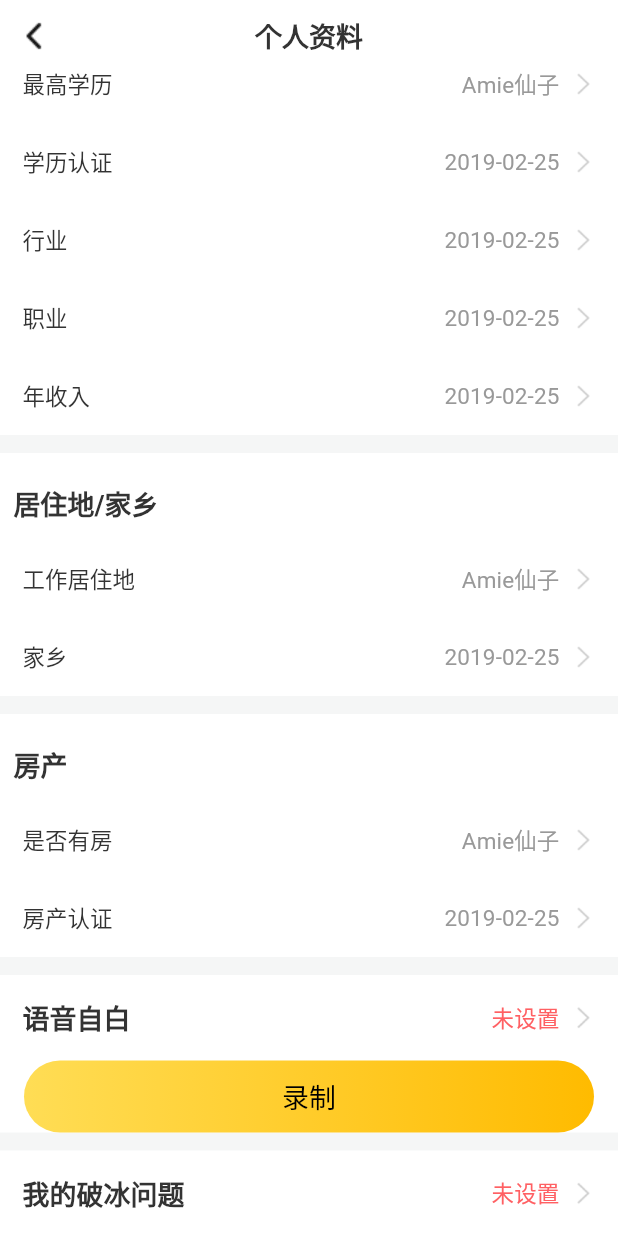
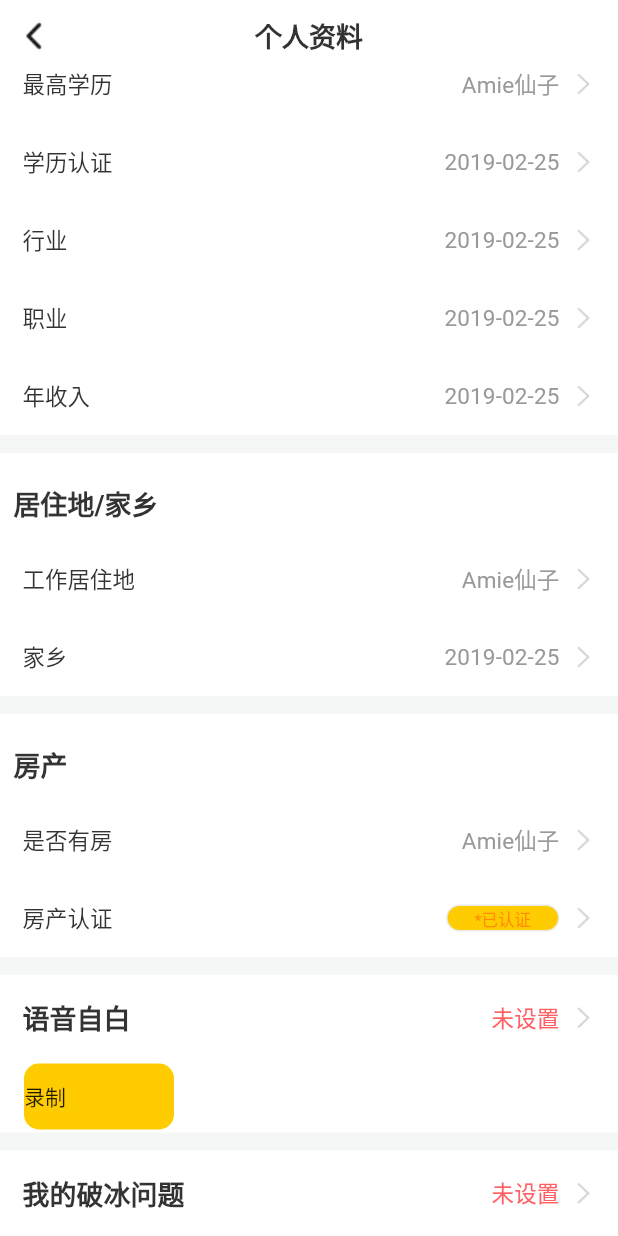
Before and after one commit to ada1988/flutter_study, a Flutter app: the MineInfoEditPage screen opened by its route, scrolled down 470 dp, on a phone screen of 412 x 824 dp. Run offline on Flutter 3.47's test engine with Material 2 defaults, Android fonts, the phone set to English and light mode, and no system bars; drawn by our look-alikes of oktoast; our stand-ins replace cached_network_image, dio, fluro, flutter_slidable, flutter_swiper, keyboard_actions and 3 more; missing offline and left inert: barcode_scan, common_utils, flustars, flutter_picker; statements that could not run were skipped.

Commit message:
绘制页面

```diff
--- a/reyuan_version/lib/business/mine/mine_routers.dart
+++ b/reyuan_version/lib/business/mine/mine_routers.dart
@@ -1,4 +1,5 @@
 import 'package:fluro/fluro.dart';
+import 'package:reyuan_version/business/mine/pages/edit_ice_breaking_page.dart';
 import 'package:reyuan_version/business/mine/pages/mine_auth_page.dart';
 import 'package:reyuan_version/business/mine/pages/mine_info_edit.dart';
 import 'package:reyuan_version/business/mine/pages/mine_page.dart';
@@ -14,6 +15,7 @@ class MineRouter implements IRouterProvider{
   static String mineRealAuthPage = '/mine/auth/real';
   static String mineRealAuthPhonePage = '/mine/auth/real/phone';
   static String mineInfoEditPage = '/mine/info/edit';
+  static String editIceBreakingPage = '/mine/info/edit/icebreaking';
   @override
   void initRouter(Router router) {
     router.define(minePage, handler: Handler(handlerFunc: (_, params) => MinePage()));
@@ -22,7 +24,7 @@ class MineRouter implements IRouterProvider{
     router.define(mineRealAuthPage, handler: Handler(handlerFunc: (_, params) => MineRealAuthPage()));
     router.define(mineRealAuthPhonePage, handler: Handler(handlerFunc: (_, params) => MineRealAuthPhonePage()));
     router.define(mineInfoEditPage, handler: Handler(handlerFunc: (_, params) => MineInfoEditPage()));
-
+    router.define(editIceBreakingPage, handler: Handler(handlerFunc: (_, params) => EditIceBreakingPage()));
   }
 
 }
--- a/reyuan_version/lib/business/mine/pages/mine_info_edit.dart
+++ b/reyuan_version/lib/business/mine/pages/mine_info_edit.dart
@@ -1,4 +1,5 @@
 import 'package:flutter/material.dart';
+import 'package:reyuan_version/business/mine/pages/edit_ice_breaking_page.dart';
 import 'package:reyuan_version/widgets/app_bar.dart';
 import 'package:reyuan_version/widgets/my_button.dart';
 import 'package:reyuan_version/widgets/my_scroll_view.dart';
@@ -13,14 +14,14 @@ class MineInfoEditPage extends StatefulWidget {
 }
 
 class _MineInfoEditPageState extends State<MineInfoEditPage> {
-
   String _userName = 'Amie仙子';
   String _birthday = '2019-02-25';
   @override
   Widget build(BuildContext context) {
     return Scaffold(
-      backgroundColor:Color(0xffF5F6F6),
-        appBar: MyAppBar(centerTitle: "个人资料",backImg:"assets/images/mine/back_black.png"),
+        backgroundColor: Color(0xffF5F6F6),
+        appBar: MyAppBar(
+            centerTitle: "个人资料", backImg: "assets/images/mine/back_black.png"),
         body: MyScrollView(
             key: const Key('mine_real_auth_page'),
             padding: const EdgeInsets.symmetric(horizontal: 0.0),
@@ -30,27 +31,74 @@ class _MineInfoEditPageState extends State<MineInfoEditPage> {
               _buildHome(),
               _buildHorse(),
               _buildSelfInfo(),
-                _buildIceBreaking()
-            ]
+              _buildIceBreaking(),
+              _buildDoForYou(),
+              _buildLatelyDoing(),
+              _buildFutureDoing(),
+              _buildAboutMineThings()
+            ]));
+  }
+
+  /**
+   * 关于我的事
+   */
+  Widget _buildAboutMineThings() {
+    return Container(
+        alignment: Alignment.center,
+        margin: EdgeInsets.only(top: 12),
+        width: MediaQuery.of(context).size.width,
+        color: Colors.white,
+        child: Column(children: <Widget>[
+          Container(
+            margin: EdgeInsets.only(top: 15, bottom: 40),
+            //设置 child 居中
+            alignment: Alignment.center,
+            height: 32,
+            width: 126,
+            //边框设置
+            decoration: new BoxDecoration(
+              //背景
+              //rcolor: Colors.grey,
+              //设置四周圆角 角度 这里的角度应该为 父Container height 的一半
+              borderRadius: BorderRadius.all(Radius.circular(25.0)),
+              //设置四周边框
+              border: new Border.all(width: 1, color: Color(0xffEAEAEA)),
+            ),
+            child: Row(
+              children: <Widget>[
+                Container(
+                  padding: EdgeInsets.only(left: 15),
+                  child: Text(
+                    '+',
+                    style: TextStyle(fontSize: 25.0, color: Color(0xff999999)),
+                  ),
+                ),
+                Text(
+                  ' 关于我的事',
+                  style: TextStyle(fontSize: 14.0, color: Color(0xff999999)),
                 )
-    );
+              ],
+            ),
+          ),
+        ]));
   }
+
   /**
-   * 破冰问题
+   * 我最近在忙的事儿...
    */
-  Widget _buildIceBreaking(){
-    return  Container(
+  Widget _buildFutureDoing() {
+    return Container(
         alignment: Alignment.bottomLeft,
         margin: EdgeInsets.only(top: 12),
         width: MediaQuery.of(context).size.width,
         color: Colors.white,
-                child: Column(
-                  children: <Widget>[
-
+        child: Column(children: <Widget>[
           ClickItem(
             decoration: BoxDecoration(),
-                        titleWidget: Text("我的破冰问题",style: TextStyle(fontSize: 18,fontWeight: FontWeight.bold),),
-                        contentWidget: Text("未设置",textAlign:TextAlign.right,style: Theme.of(context).textTheme.subtitle.copyWith(fontSize: Dimens.font_sp15,color: Color(0xffFF6063))),
+            titleWidget: Text(
+              "如果可以，未来我想…",
+              style: TextStyle(fontSize: 18, fontWeight: FontWeight.bold),
+            ),
             onTap: () {
               AppNavigator.pushResult(
                   context,
@@ -65,26 +113,32 @@ class _MineInfoEditPageState extends State<MineInfoEditPage> {
               });
             },
           ),
-                    ]
-                )
-                );
+          Container(
+              margin: EdgeInsets.only(left: 15),
+              child: Align(
+                alignment: Alignment.centerLeft,
+                child: Text("请输入您的心声",
+                    style: TextStyle(fontSize: 15, color: Color(0xff999999))),
+              ))
+        ]));
   }
+
   /**
-   * 语音自白
+   * 我最近在忙的事儿...
    */
-  Widget _buildSelfInfo(){
-    return  Container(
+  Widget _buildLatelyDoing() {
+    return Container(
         alignment: Alignment.bottomLeft,
         margin: EdgeInsets.only(top: 12),
         width: MediaQuery.of(context).size.width,
         color: Colors.white,
-                child: Column(
-                  children: <Widget>[
-
+        child: Column(children: <Widget>[
           ClickItem(
             decoration: BoxDecoration(),
-                        titleWidget: Text("语音自白",style: TextStyle(fontSize: 18,fontWeight: FontWeight.bold),),
-                        contentWidget: Text("未设置",textAlign:TextAlign.right,style: Theme.of(context).textTheme.subtitle.copyWith(fontSize: Dimens.font_sp15,color: Color(0xffFF6063))),
+            titleWidget: Text(
+              "我最近在忙的事儿...",
+              style: TextStyle(fontSize: 18, fontWeight: FontWeight.bold),
+            ),
             onTap: () {
               AppNavigator.pushResult(
                   context,
@@ -99,33 +153,182 @@ class _MineInfoEditPageState extends State<MineInfoEditPage> {
               });
             },
           ),
-                      MyButton(onPressed: ()=>{},text: "录制",)
-                    ]
-                )
-                );
+          Container(
+              margin: EdgeInsets.only(left: 15),
+              child: Align(
+                alignment: Alignment.centerLeft,
+                child: Text("复工了，准备上班！",
+                    style: TextStyle(fontSize: 15, color: Color(0xff999999))),
+              ))
+        ]));
   }
+
   /**
-   * 房产
+   * 我愿意为你
    */
-  Widget _buildHorse(){
-    return  Container(
+  Widget _buildDoForYou() {
+    return Container(
         alignment: Alignment.bottomLeft,
         margin: EdgeInsets.only(top: 12),
         width: MediaQuery.of(context).size.width,
         color: Colors.white,
-                child: Column(
-                  children: <Widget>[
+        child: Column(children: <Widget>[
+          ClickItem(
+            decoration: BoxDecoration(),
+            titleWidget: Text(
+              "我愿意为你",
+              style: TextStyle(fontSize: 18, fontWeight: FontWeight.bold),
+            ),
+            onTap: () {
+              AppNavigator.pushResult(
+                  context,
+                  InputTextPage(
+                    title: '昵称',
+                    hintText: '请录入您的昵称',
+                    content: _userName,
+                  ), (result) {
+                setState(() {
+                  _userName = result.toString();
+                });
+              });
+            },
+          ),
+          Container(
+              margin: EdgeInsets.only(left: 15),
+              child: Align(
+                alignment: Alignment.centerLeft,
+                child: Text("愿我度过半生，仍然宁静无忧～，开朗、阳光...",
+                    style: TextStyle(fontSize: 15, color: Color(0xff999999))),
+              ))
+        ]));
+  }
+
+  /**
+   * 破冰问题
+   */
+  Widget _buildIceBreaking() {
+    return Container(
+        alignment: Alignment.bottomLeft,
+        margin: EdgeInsets.only(top: 12),
+        width: MediaQuery.of(context).size.width,
+        color: Colors.white,
+        child: Column(children: <Widget>[
+          ClickItem(
+            decoration: BoxDecoration(),
+            titleWidget: Text(
+              "我的破冰问题",
+              style: TextStyle(fontSize: 18, fontWeight: FontWeight.bold),
+            ),
+            contentWidget: Text("未设置",
+                textAlign: TextAlign.right,
+                style: Theme.of(context).textTheme.subtitle.copyWith(
+                    fontSize: Dimens.font_sp15, color: Color(0xffFF6063))),
+            onTap: () {
+              AppNavigator.pushResult(
+                  context,
+                  EditIceBreakingPage(), (result) {
+                setState(() {
+                  _userName = result.toString();
+                });
+              });
+            },
+          ),
+          Container(
+              margin: EdgeInsets.only(left: 15),
+              child: Align(
+                alignment: Alignment.centerLeft,
+                child: Text("请设置您的破冰问题",
+                    style: TextStyle(fontSize: 15, color: Color(0xff999999))),
+              ))
+        ]));
+  }
+
+  /**
+   * 语音自白
+   */
+  Widget _buildSelfInfo() {
+    return Container(
+        alignment: Alignment.bottomLeft,
+        margin: EdgeInsets.only(top: 12),
+        width: MediaQuery.of(context).size.width,
+        color: Colors.white,
+        child: Column(children: <Widget>[
+          ClickItem(
+            decoration: BoxDecoration(),
+            titleWidget: Text(
+              "语音自白",
+              style: TextStyle(fontSize: 18, fontWeight: FontWeight.bold),
+            ),
+            contentWidget: Text("未设置",
+                textAlign: TextAlign.right,
+                style: Theme.of(context).textTheme.subtitle.copyWith(
+                    fontSize: Dimens.font_sp15, color: Color(0xffFF6063))),
+            onTap: () {
+              AppNavigator.pushResult(
+                  context,
+                  InputTextPage(
+                    title: '昵称',
+                    hintText: '请录入您的昵称',
+                    content: _userName,
+                  ), (result) {
+                setState(() {
+                  _userName = result.toString();
+                });
+              });
+            },
+          ),
+          Align(
+            alignment: Alignment.centerLeft,
+            child: FlatButton(
+              onPressed: () => {},
+              textColor: Colors.black87,
+              disabledTextColor: Colours.dark_text_disabled,
+              child: Container(
+                height: 44,
+                decoration: BoxDecoration(
+                    color: Color(0xffFFCC02),
+                    borderRadius: BorderRadius.circular(10)),
+                width: 100,
+                alignment: Alignment.centerLeft,
+                child: Row(
+                  children: <Widget>[Text("录制")],
+                ),
+              ),
+            ),
+          )
+        ]));
+  }
+
+  /**
+   * 房产
+   */
+  Widget _buildHorse() {
+    return Container(
+        alignment: Alignment.bottomLeft,
+        margin: EdgeInsets.only(top: 12),
+        width: MediaQuery.of(context).size.width,
+        color: Colors.white,
+        child: Column(children: <Widget>[
           Container(
             color: Colors.white,
             margin: EdgeInsets.only(top: 10),
             alignment: Alignment.centerLeft,
             height: 48,
-                          child: Text("  房产",style: TextStyle(fontSize: 18,fontWeight: FontWeight.bold),),),
+            child: Text(
+              "  房产",
+              style: TextStyle(fontSize: 18, fontWeight: FontWeight.bold),
+            ),
+          ),
           //Gaps.vGap16,
           ClickItem(
             decoration: BoxDecoration(),
             title: '是否有房',
-                        contentWidget: Text(_userName,textAlign:TextAlign.right,style: Theme.of(context).textTheme.subtitle.copyWith(fontSize: Dimens.font_sp15)),
+            contentWidget: Text(_userName,
+                textAlign: TextAlign.right,
+                style: Theme.of(context)
+                    .textTheme
+                    .subtitle
+                    .copyWith(fontSize: Dimens.font_sp15)),
             onTap: () {
               AppNavigator.pushResult(
                   context,
@@ -143,7 +346,26 @@ class _MineInfoEditPageState extends State<MineInfoEditPage> {
           ClickItem(
             decoration: BoxDecoration(),
             title: '房产认证',
-                        contentWidget: Text(_birthday,textAlign:TextAlign.right,style: Theme.of(context).textTheme.subtitle.copyWith(fontSize: Dimens.font_sp15)),
+            contentWidget: Container(
+                //设置 child 居中
+                alignment: Alignment.center,
+                margin: EdgeInsets.only(left: 150),
+                height: 18,
+                //color: Color(0xffFFCC02),
+                width: 60,
+                //边框设置
+                decoration: new BoxDecoration(
+                  //背景
+                  color: Color(0xffFFCC02),
+                  //设置四周圆角 角度 这里的角度应该为 父Container height 的一半
+                  borderRadius: BorderRadius.all(Radius.circular(25.0)),
+                  //设置四周边框
+                  border: new Border.all(width: 1, color: Color(0xffEAEAEA)),
+                ),
+                child: Text(
+                  "*已认证",
+                  style: TextStyle(fontSize: 11, color: Color(0xffFF8C00)),
+                )),
             onTap: () {
               AppNavigator.pushResult(
                   context,
@@ -158,32 +380,39 @@ class _MineInfoEditPageState extends State<MineInfoEditPage> {
               });
             },
           ),
-                    ]
-                )
-                );
+        ]));
   }
+
   /**
    * 居住地/家乡
    */
-  Widget _buildHome(){
-    return  Container(
+  Widget _buildHome() {
+    return Container(
         alignment: Alignment.bottomLeft,
         margin: EdgeInsets.only(top: 12),
         width: MediaQuery.of(context).size.width,
         color: Colors.white,
-                child: Column(
-                  children: <Widget>[
+        child: Column(children: <Widget>[
           Container(
             color: Colors.white,
             margin: EdgeInsets.only(top: 10),
             alignment: Alignment.centerLeft,
             height: 48,
-                          child: Text("  居住地/家乡",style: TextStyle(fontSize: 18,fontWeight: FontWeight.bold),),),
+            child: Text(
+              "  居住地/家乡",
+              style: TextStyle(fontSize: 18, fontWeight: FontWeight.bold),
+            ),
+          ),
           //Gaps.vGap16,
           ClickItem(
             decoration: BoxDecoration(),
             title: '工作居住地',
-                        contentWidget: Text(_userName,textAlign:TextAlign.right,style: Theme.of(context).textTheme.subtitle.copyWith(fontSize: Dimens.font_sp15)),
+            contentWidget: Text(_userName,
+                textAlign: TextAlign.right,
+                style: Theme.of(context)
+                    .textTheme
+                    .subtitle
+                    .copyWith(fontSize: Dimens.font_sp15)),
             onTap: () {
               AppNavigator.pushResult(
                   context,
@@ -201,7 +430,12 @@ class _MineInfoEditPageState extends State<MineInfoEditPage> {
           ClickItem(
             decoration: BoxDecoration(),
             title: '家乡',
-                        contentWidget: Text(_birthday,textAlign:TextAlign.right,style: Theme.of(context).textTheme.subtitle.copyWith(fontSize: Dimens.font_sp15)),
+            contentWidget: Text(_birthday,
+                textAlign: TextAlign.right,
+                style: Theme.of(context)
+                    .textTheme
+                    .subtitle
+                    .copyWith(fontSize: Dimens.font_sp15)),
             onTap: () {
               AppNavigator.pushResult(
                   context,
@@ -216,32 +450,39 @@ class _MineInfoEditPageState extends State<MineInfoEditPage> {
               });
             },
           ),
-                    ]
-                )
-                );
+        ]));
   }
+
   /**
    * 学历收入
    */
-  Widget _buildEduIncome(){
-    return  Container(
+  Widget _buildEduIncome() {
+    return Container(
         alignment: Alignment.bottomLeft,
         margin: EdgeInsets.only(top: 12),
         width: MediaQuery.of(context).size.width,
         color: Colors.white,
-                child: Column(
-                  children: <Widget>[
+        child: Column(children: <Widget>[
           Container(
             color: Colors.white,
             margin: EdgeInsets.only(top: 10),
             alignment: Alignment.centerLeft,
             height: 48,
-                          child: Text("  学历收入",style: TextStyle(fontSize: 18,fontWeight: FontWeight.bold),),),
+            child: Text(
+              "  学历收入",
+              style: TextStyle(fontSize: 18, fontWeight: FontWeight.bold),
+            ),
+          ),
           //Gaps.vGap16,
           ClickItem(
             decoration: BoxDecoration(),
             title: '最高学历',
-                        contentWidget: Text(_userName,textAlign:TextAlign.right,style: Theme.of(context).textTheme.subtitle.copyWith(fontSize: Dimens.font_sp15)),
+            contentWidget: Text(_userName,
+                textAlign: TextAlign.right,
+                style: Theme.of(context)
+                    .textTheme
+                    .subtitle
+                    .copyWith(fontSize: Dimens.font_sp15)),
             onTap: () {
               AppNavigator.pushResult(
                   context,
@@ -259,7 +500,12 @@ class _MineInfoEditPageState extends State<MineInfoEditPage> {
           ClickItem(
             decoration: BoxDecoration(),
             title: '学历认证',
-                        contentWidget: Text(_birthday,textAlign:TextAlign.right,style: Theme.of(context).textTheme.subtitle.copyWith(fontSize: Dimens.font_sp15)),
+            contentWidget: Text(_birthday,
+                textAlign: TextAlign.right,
+                style: Theme.of(context)
+                    .textTheme
+                    .subtitle
+                    .copyWith(fontSize: Dimens.font_sp15)),
             onTap: () {
               AppNavigator.pushResult(
                   context,
@@ -277,7 +523,12 @@ class _MineInfoEditPageState extends State<MineInfoEditPage> {
           ClickItem(
             decoration: BoxDecoration(),
             title: '行业',
-                        contentWidget: Text(_birthday,textAlign:TextAlign.right,style: Theme.of(context).textTheme.subtitle.copyWith(fontSize: Dimens.font_sp15)),
+            contentWidget: Text(_birthday,
+                textAlign: TextAlign.right,
+                style: Theme.of(context)
+                    .textTheme
+                    .subtitle
+                    .copyWith(fontSize: Dimens.font_sp15)),
             onTap: () {
               AppNavigator.pushResult(
                   context,
@@ -295,7 +546,12 @@ class _MineInfoEditPageState extends State<MineInfoEditPage> {
           ClickItem(
             decoration: BoxDecoration(),
             title: '职业',
-                        contentWidget: Text(_birthday,textAlign:TextAlign.right,style: Theme.of(context).textTheme.subtitle.copyWith(fontSize: Dimens.font_sp15)),
+            contentWidget: Text(_birthday,
+                textAlign: TextAlign.right,
+                style: Theme.of(context)
+                    .textTheme
+                    .subtitle
+                    .copyWith(fontSize: Dimens.font_sp15)),
             onTap: () {
               AppNavigator.pushResult(
                   context,
@@ -313,7 +569,12 @@ class _MineInfoEditPageState extends State<MineInfoEditPage> {
           ClickItem(
             decoration: BoxDecoration(),
             title: '年收入',
-                        contentWidget: Text(_birthday,textAlign:TextAlign.right,style: Theme.of(context).textTheme.subtitle.copyWith(fontSize: Dimens.font_sp15)),
+            contentWidget: Text(_birthday,
+                textAlign: TextAlign.right,
+                style: Theme.of(context)
+                    .textTheme
+                    .subtitle
+                    .copyWith(fontSize: Dimens.font_sp15)),
             onTap: () {
               AppNavigator.pushResult(
                   context,
@@ -328,32 +589,39 @@ class _MineInfoEditPageState extends State<MineInfoEditPage> {
               });
             },
           ),
-                    ]
-                )
-                );
+        ]));
   }
+
   /**
    * 基本资料
    */
-  Widget _buildBase(){
-    return  Container(
+  Widget _buildBase() {
+    return Container(
         alignment: Alignment.bottomLeft,
         margin: EdgeInsets.only(top: 12),
         width: MediaQuery.of(context).size.width,
         color: Colors.white,
-                child: Column(
-                  children: <Widget>[
+        child: Column(children: <Widget>[
           Container(
             color: Colors.white,
             margin: EdgeInsets.only(top: 10),
             alignment: Alignment.centerLeft,
             height: 48,
-                          child: Text("  基本资料",style: TextStyle(fontSize: 18,fontWeight: FontWeight.bold),),),
+            child: Text(
+              "  基本资料",
+              style: TextStyle(fontSize: 18, fontWeight: FontWeight.bold),
+            ),
+          ),
           //Gaps.vGap16,
           ClickItem(
             decoration: BoxDecoration(),
             title: '昵称',
-                        contentWidget: Text(_userName,textAlign:TextAlign.right,style: Theme.of(context).textTheme.subtitle.copyWith(fontSize: Dimens.font_sp15)),
+            contentWidget: Text(_userName,
+                textAlign: TextAlign.right,
+                style: Theme.of(context)
+                    .textTheme
+                    .subtitle
+                    .copyWith(fontSize: Dimens.font_sp15)),
             onTap: () {
               AppNavigator.pushResult(
                   context,
@@ -371,7 +639,12 @@ class _MineInfoEditPageState extends State<MineInfoEditPage> {
           ClickItem(
             decoration: BoxDecoration(),
             title: '生日',
-                        contentWidget: Text(_birthday,textAlign:TextAlign.right,style: Theme.of(context).textTheme.subtitle.copyWith(fontSize: Dimens.font_sp15)),
+            contentWidget: Text(_birthday,
+                textAlign: TextAlign.right,
+                style: Theme.of(context)
+                    .textTheme
+                    .subtitle
+                    .copyWith(fontSize: Dimens.font_sp15)),
             onTap: () {
               AppNavigator.pushResult(
                   context,
@@ -389,7 +662,12 @@ class _MineInfoEditPageState extends State<MineInfoEditPage> {
           ClickItem(
             decoration: BoxDecoration(),
             title: '性别',
-                        contentWidget: Text(_birthday,textAlign:TextAlign.right,style: Theme.of(context).textTheme.subtitle.copyWith(fontSize: Dimens.font_sp15)),
+            contentWidget: Text(_birthday,
+                textAlign: TextAlign.right,
+                style: Theme.of(context)
+                    .textTheme
+                    .subtitle
+                    .copyWith(fontSize: Dimens.font_sp15)),
             onTap: () {
               AppNavigator.pushResult(
                   context,
@@ -407,7 +685,12 @@ class _MineInfoEditPageState extends State<MineInfoEditPage> {
           ClickItem(
             decoration: BoxDecoration(),
             title: '身高',
-                        contentWidget: Text(_birthday,textAlign:TextAlign.right,style: Theme.of(context).textTheme.subtitle.copyWith(fontSize: Dimens.font_sp15)),
+            contentWidget: Text(_birthday,
+                textAlign: TextAlign.right,
+                style: Theme.of(context)
+                    .textTheme
+                    .subtitle
+                    .copyWith(fontSize: Dimens.font_sp15)),
             onTap: () {
               AppNavigator.pushResult(
                   context,
@@ -425,7 +708,12 @@ class _MineInfoEditPageState extends State<MineInfoEditPage> {
           ClickItem(
             decoration: BoxDecoration(),
             title: '体重',
-                        contentWidget: Text(_birthday,textAlign:TextAlign.right,style: Theme.of(context).textTheme.subtitle.copyWith(fontSize: Dimens.font_sp15)),
+            contentWidget: Text(_birthday,
+                textAlign: TextAlign.right,
+                style: Theme.of(context)
+                    .textTheme
+                    .subtitle
+                    .copyWith(fontSize: Dimens.font_sp15)),
             onTap: () {
               AppNavigator.pushResult(
                   context,
@@ -443,7 +731,12 @@ class _MineInfoEditPageState extends State<MineInfoEditPage> {
           ClickItem(
             decoration: BoxDecoration(),
             title: '婚姻状况',
-                        contentWidget: Text(_birthday,textAlign:TextAlign.right,style: Theme.of(context).textTheme.subtitle.copyWith(fontSize: Dimens.font_sp15)),
+            contentWidget: Text(_birthday,
+                textAlign: TextAlign.right,
+                style: Theme.of(context)
+                    .textTheme
+                    .subtitle
+                    .copyWith(fontSize: Dimens.font_sp15)),
             onTap: () {
               AppNavigator.pushResult(
                   context,
@@ -458,8 +751,6 @@ class _MineInfoEditPageState extends State<MineInfoEditPage> {
               });
             },
           ),
-                    ]
-                )
-                );
+        ]));
   }
 }
```
Also changed, not shown: reyuan_version/lib/business/mine/pages/edit_ice_breaking_page.dart (added, +44 -0 lines), reyuan_version/assets/images/mine/record_a.png (added), reyuan_version/assets/images/mine/record_a@2x.png (added), reyuan_version/assets/images/mine/record_a@3x.png (added). Lines whose indentation alone changed are shown as unchanged.
